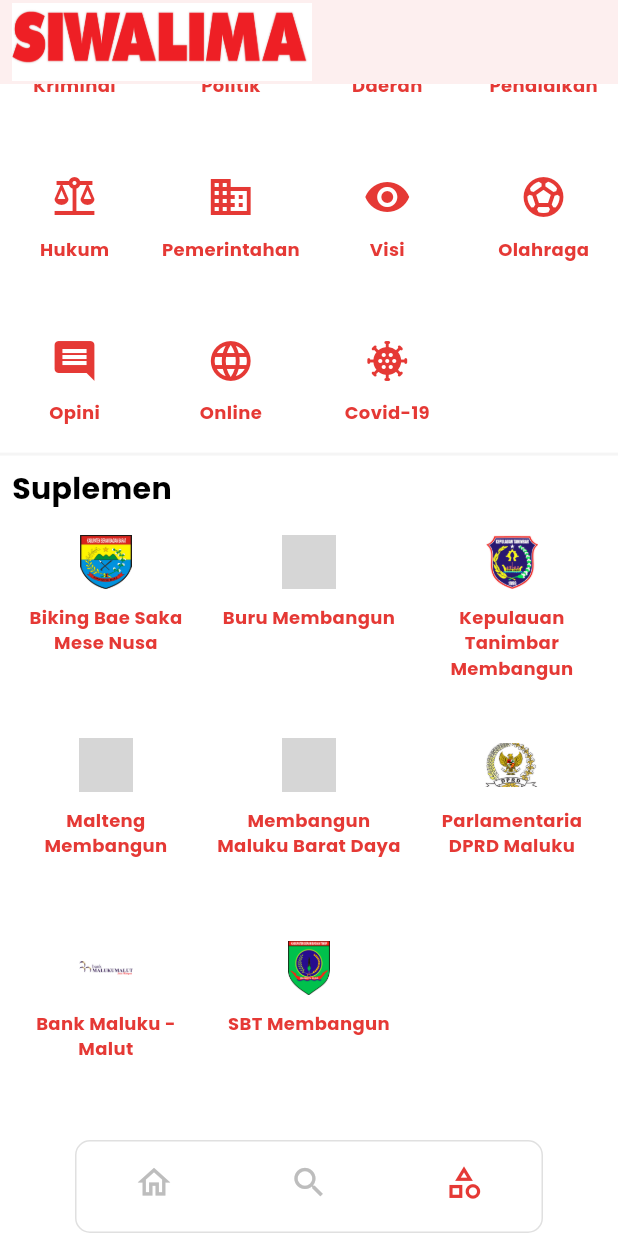
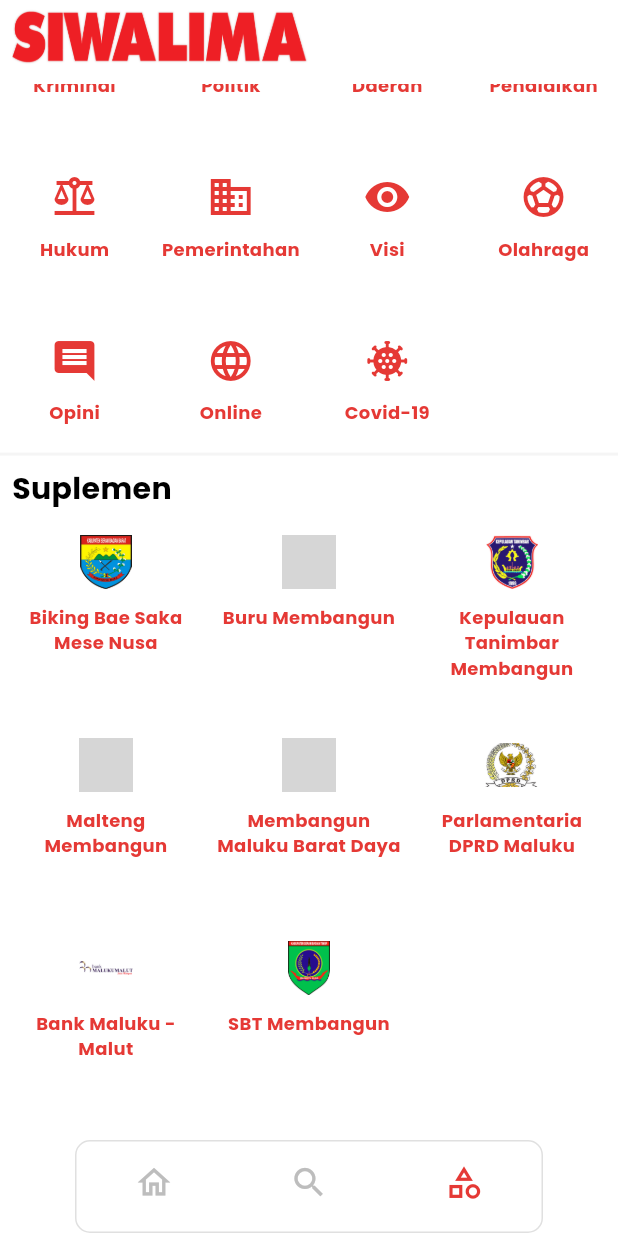
Before and after one commit to leonurium/siwalima_ios, a Flutter app: the screen it shows after launch, item 3 of the bottom bar chosen, scrolled down 99 dp, on a phone screen of 412 x 824 dp. Run offline on Flutter 3.47's test engine with Material 3 defaults, Android fonts, the phone set to English and light mode, and no system bars; our stand-ins replace cached_network_image, flutter_riverpod, flutter_widget_from_html, google_fonts, share; missing offline and left inert: d_input, d_method, d_view; network calls fail; grey boxes are pictures that could not be loaded.

Commit message:
update main 8

```diff
--- a/lib/main.dart
+++ b/lib/main.dart
@@ -30,6 +30,7 @@ class MainApp extends StatelessWidget {
           ),
           appBarTheme: const AppBarTheme(
             color: Colors.white,
+            surfaceTintColor: Colors.white
           ),
           textTheme: GoogleFonts.poppinsTextTheme(),
           elevatedButtonTheme: ElevatedButtonThemeData(
```
